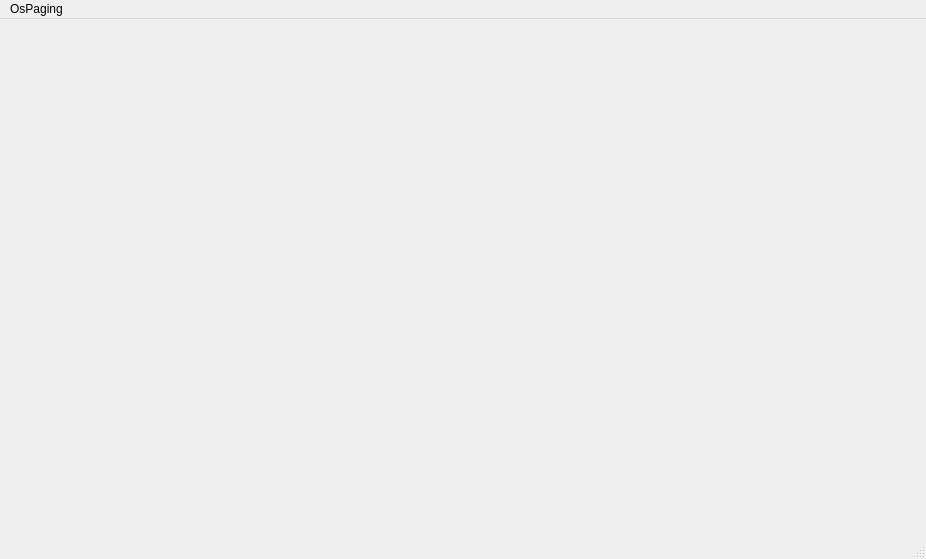
First picture: the form in ospagingmain.ui, repository nvkdow/osPagingGui, before the edit.
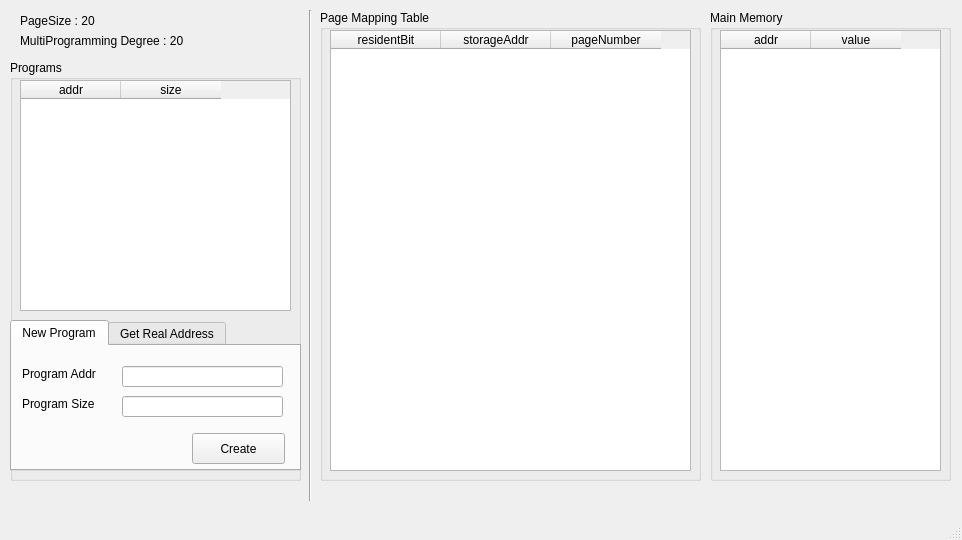
Second picture: the form after the edit.

Commit message: Finished basic ui, Add 'new program' feature

Diff of the .ui file:
```diff
--- a/ospagingmain.ui
+++ b/ospagingmain.ui
@@ -6,29 +6,341 @@
    <rect>
     <x>0</x>
     <y>0</y>
-    <width>926</width>
-    <height>559</height>
+    <width>962</width>
+    <height>540</height>
    </rect>
   </property>
   <property name="windowTitle">
    <string>OsPagingMain</string>
   </property>
-  <widget class="QWidget" name="centralWidget"/>
+  <widget class="QWidget" name="centralWidget">
+   <widget class="QGroupBox" name="groupBox">
+    <property name="geometry">
+     <rect>
+      <x>10</x>
+      <y>60</y>
+      <width>291</width>
+      <height>421</height>
+     </rect>
+    </property>
+    <property name="title">
+     <string>Programs</string>
+    </property>
+    <widget class="QTabWidget" name="tabWidget">
+     <property name="geometry">
+      <rect>
+       <x>0</x>
+       <y>260</y>
+       <width>291</width>
+       <height>151</height>
+      </rect>
+     </property>
+     <property name="currentIndex">
+      <number>0</number>
+     </property>
+     <widget class="QWidget" name="tab1">
+      <attribute name="title">
+       <string>New Program</string>
+      </attribute>
+      <widget class="QLabel" name="label_2">
+       <property name="geometry">
+        <rect>
+         <x>10</x>
+         <y>20</y>
+         <width>91</width>
+         <height>16</height>
+        </rect>
+       </property>
+       <property name="text">
+        <string>Program Addr</string>
+       </property>
+      </widget>
+      <widget class="QLabel" name="label_3">
+       <property name="geometry">
+        <rect>
+         <x>10</x>
+         <y>50</y>
+         <width>91</width>
+         <height>16</height>
+        </rect>
+       </property>
+       <property name="text">
+        <string>Program Size</string>
+       </property>
+      </widget>
+      <widget class="QPushButton" name="pushButton">
+       <property name="geometry">
+        <rect>
+         <x>180</x>
+         <y>87</y>
+         <width>93</width>
+         <height>31</height>
+        </rect>
+       </property>
+       <property name="text">
+        <string>Create</string>
+       </property>
+      </widget>
+      <widget class="QLineEdit" name="programInfo1">
+       <property name="geometry">
+        <rect>
+         <x>110</x>
+         <y>20</y>
+         <width>161</width>
+         <height>21</height>
+        </rect>
+       </property>
+      </widget>
+      <widget class="QLineEdit" name="programInfo2">
+       <property name="geometry">
+        <rect>
+         <x>110</x>
+         <y>50</y>
+         <width>161</width>
+         <height>21</height>
+        </rect>
+       </property>
+      </widget>
+     </widget>
+     <widget class="QWidget" name="tab2">
+      <attribute name="title">
+       <string>Get Real Address</string>
+      </attribute>
+      <widget class="QLabel" name="label_4">
+       <property name="geometry">
+        <rect>
+         <x>10</x>
+         <y>20</y>
+         <width>91</width>
+         <height>16</height>
+        </rect>
+       </property>
+       <property name="text">
+        <string>Page Number</string>
+       </property>
+      </widget>
+      <widget class="QLabel" name="label_5">
+       <property name="geometry">
+        <rect>
+         <x>10</x>
+         <y>50</y>
+         <width>91</width>
+         <height>16</height>
+        </rect>
+       </property>
+       <property name="text">
+        <string>Offset Value</string>
+       </property>
+      </widget>
+      <widget class="QLineEdit" name="lineEdit_4">
+       <property name="geometry">
+        <rect>
+         <x>110</x>
+         <y>20</y>
+         <width>161</width>
+         <height>21</height>
+        </rect>
+       </property>
+      </widget>
+      <widget class="QLineEdit" name="lineEdit_5">
+       <property name="geometry">
+        <rect>
+         <x>110</x>
+         <y>50</y>
+         <width>161</width>
+         <height>21</height>
+        </rect>
+       </property>
+      </widget>
+      <widget class="QPushButton" name="pushButton_2">
+       <property name="geometry">
+        <rect>
+         <x>180</x>
+         <y>87</y>
+         <width>93</width>
+         <height>31</height>
+        </rect>
+       </property>
+       <property name="text">
+        <string>Submit</string>
+       </property>
+      </widget>
+     </widget>
+    </widget>
+    <widget class="QTableWidget" name="tablePrograms">
+     <property name="geometry">
+      <rect>
+       <x>10</x>
+       <y>20</y>
+       <width>271</width>
+       <height>231</height>
+      </rect>
+     </property>
+     <property name="rowCount">
+      <number>0</number>
+     </property>
+     <attribute name="horizontalHeaderMinimumSectionSize">
+      <number>100</number>
+     </attribute>
+     <attribute name="horizontalHeaderDefaultSectionSize">
+      <number>100</number>
+     </attribute>
+     <column>
+      <property name="text">
+       <string>addr</string>
+      </property>
+     </column>
+     <column>
+      <property name="text">
+       <string>size</string>
+      </property>
+     </column>
+    </widget>
+   </widget>
+   <widget class="Line" name="line">
+    <property name="geometry">
+     <rect>
+      <x>300</x>
+      <y>10</y>
+      <width>20</width>
+      <height>491</height>
+     </rect>
+    </property>
+    <property name="orientation">
+     <enum>Qt::Vertical</enum>
+    </property>
+   </widget>
+   <widget class="QGroupBox" name="groupBox_2">
+    <property name="geometry">
+     <rect>
+      <x>320</x>
+      <y>10</y>
+      <width>381</width>
+      <height>471</height>
+     </rect>
+    </property>
+    <property name="title">
+     <string>Page Mapping Table</string>
+    </property>
+    <widget class="QTableWidget" name="tablePMT">
+     <property name="geometry">
+      <rect>
+       <x>10</x>
+       <y>20</y>
+       <width>361</width>
+       <height>441</height>
+      </rect>
+     </property>
+     <property name="rowCount">
+      <number>0</number>
+     </property>
+     <attribute name="horizontalHeaderMinimumSectionSize">
+      <number>110</number>
+     </attribute>
+     <attribute name="horizontalHeaderDefaultSectionSize">
+      <number>110</number>
+     </attribute>
+     <column>
+      <property name="text">
+       <string>residentBit</string>
+      </property>
+     </column>
+     <column>
+      <property name="text">
+       <string>storageAddr</string>
+      </property>
+     </column>
+     <column>
+      <property name="text">
+       <string>pageNumber</string>
+      </property>
+     </column>
+    </widget>
+   </widget>
+   <widget class="QGroupBox" name="groupBox_3">
+    <property name="geometry">
+     <rect>
+      <x>710</x>
+      <y>10</y>
+      <width>241</width>
+      <height>471</height>
+     </rect>
+    </property>
+    <property name="title">
+     <string>Main Memory</string>
+    </property>
+    <widget class="QTableWidget" name="tableMainMemory">
+     <property name="geometry">
+      <rect>
+       <x>10</x>
+       <y>20</y>
+       <width>221</width>
+       <height>441</height>
+      </rect>
+     </property>
+     <property name="rowCount">
+      <number>0</number>
+     </property>
+     <attribute name="horizontalHeaderMinimumSectionSize">
+      <number>90</number>
+     </attribute>
+     <attribute name="horizontalHeaderDefaultSectionSize">
+      <number>90</number>
+     </attribute>
+     <attribute name="verticalHeaderMinimumSectionSize">
+      <number>22</number>
+     </attribute>
+     <attribute name="verticalHeaderDefaultSectionSize">
+      <number>22</number>
+     </attribute>
+     <column>
+      <property name="text">
+       <string>addr</string>
+      </property>
+     </column>
+     <column>
+      <property name="text">
+       <string>value</string>
+      </property>
+     </column>
+    </widget>
+   </widget>
+   <widget class="QLabel" name="label">
+    <property name="geometry">
+     <rect>
+      <x>20</x>
+      <y>10</y>
+      <width>281</width>
+      <height>21</height>
+     </rect>
+    </property>
+    <property name="text">
+     <string>PageSize : 20</string>
+    </property>
+   </widget>
+   <widget class="QLabel" name="label_6">
+    <property name="geometry">
+     <rect>
+      <x>20</x>
+      <y>30</y>
+      <width>281</width>
+      <height>21</height>
+     </rect>
+    </property>
+    <property name="text">
+     <string>MultiProgramming Degree : 20</string>
+    </property>
+   </widget>
+  </widget>
   <widget class="QMenuBar" name="menuBar">
    <property name="geometry">
     <rect>
      <x>0</x>
      <y>0</y>
-     <width>926</width>
+     <width>962</width>
      <height>26</height>
     </rect>
    </property>
-   <widget class="QMenu" name="menuOsPaging">
-    <property name="title">
-     <string>OsPaging</string>
-    </property>
-   </widget>
-   <addaction name="menuOsPaging"/>
   </widget>
   <widget class="QStatusBar" name="statusBar"/>
  </widget>
```
The commit also changes 2 other files.
